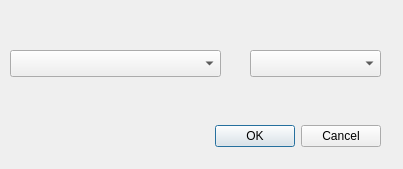
The window that geobricks_qgis_plugin_world_bank_dialog_base.ui (geobricks/geobricks_qgis_plugin_world_bank) describes before a commit, drawn with Qt 5.
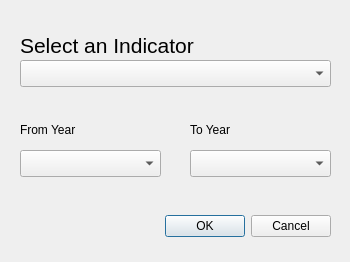
The same window after the commit.

The edit to the form file:
```diff
--- a/geobricks_qgis_plugin_world_bank_dialog_base.ui
+++ b/geobricks_qgis_plugin_world_bank_dialog_base.ui
@@ -1,12 +1,12 @@
 <ui version="4.0" >
  <class>GeobricksQgisPluginWorldBankDialogBase</class>
- <widget class="QDialog" name="GeobricksQgisPluginWorldBankDialogBase" >
- <property name="geometry">
+ <widget class="QDialog" name="GeobricksQgisPluginWorldBankDialogBase">
+  <property name="geometry">
    <rect>
     <x>0</x>
     <y>0</y>
-    <width>403</width>
-    <height>169</height>
+    <width>350</width>
+    <height>262</height>
    </rect>
   </property>
   <property name="windowTitle">
@@ -15,9 +15,9 @@
   <widget class="QDialogButtonBox" name="button_box">
    <property name="geometry">
     <rect>
-     <x>40</x>
-     <y>120</y>
-     <width>341</width>
+     <x>60</x>
+     <y>210</y>
+     <width>271</width>
      <height>32</height>
     </rect>
    </property>
@@ -31,9 +31,9 @@
   <widget class="QComboBox" name="cbIndicator">
    <property name="geometry">
     <rect>
-     <x>10</x>
-     <y>50</y>
-     <width>211</width>
+     <x>20</x>
+     <y>60</y>
+     <width>311</width>
      <height>27</height>
     </rect>
    </property>
@@ -41,13 +41,62 @@
   <widget class="QComboBox" name="cbYear">
    <property name="geometry">
     <rect>
-     <x>250</x>
-     <y>50</y>
-     <width>131</width>
+     <x>20</x>
+     <y>150</y>
+     <width>141</width>
      <height>27</height>
     </rect>
    </property>
   </widget>
+  <widget class="QComboBox" name="cbToYear">
+   <property name="geometry">
+    <rect>
+     <x>190</x>
+     <y>150</y>
+     <width>141</width>
+     <height>27</height>
+    </rect>
+   </property>
+  </widget>
+  <widget class="QLabel" name="label">
+   <property name="geometry">
+    <rect>
+     <x>20</x>
+     <y>30</y>
+     <width>191</width>
+     <height>31</height>
+    </rect>
+   </property>
+   <property name="text">
+    <string>&lt;html&gt;&lt;head/&gt;&lt;body&gt;&lt;p&gt;&lt;span style=&quot; font-size:16pt;&quot;&gt;Select an &lt;/span&gt;&lt;span style=&quot; font-size:16pt;&quot;&gt;Indicator&lt;/span&gt;&lt;/p&gt;&lt;/body&gt;&lt;/html&gt;</string>
+   </property>
+  </widget>
+  <widget class="QLabel" name="label_2">
+   <property name="geometry">
+    <rect>
+     <x>20</x>
+     <y>120</y>
+     <width>81</width>
+     <height>21</height>
+    </rect>
+   </property>
+   <property name="text">
+    <string>&lt;html&gt;&lt;head/&gt;&lt;body&gt;&lt;p&gt;From Year&lt;/p&gt;&lt;/body&gt;&lt;/html&gt;</string>
+   </property>
+  </widget>
+  <widget class="QLabel" name="label_3">
+   <property name="geometry">
+    <rect>
+     <x>190</x>
+     <y>120</y>
+     <width>81</width>
+     <height>21</height>
+    </rect>
+   </property>
+   <property name="text">
+    <string>&lt;html&gt;&lt;head/&gt;&lt;body&gt;&lt;p&gt;To Year&lt;/p&gt;&lt;/body&gt;&lt;/html&gt;</string>
+   </property>
+  </widget>
  </widget>
  <resources/>
  <connections>
```
Left out of the diff: 29 changed lines with no effect on the pictures.
